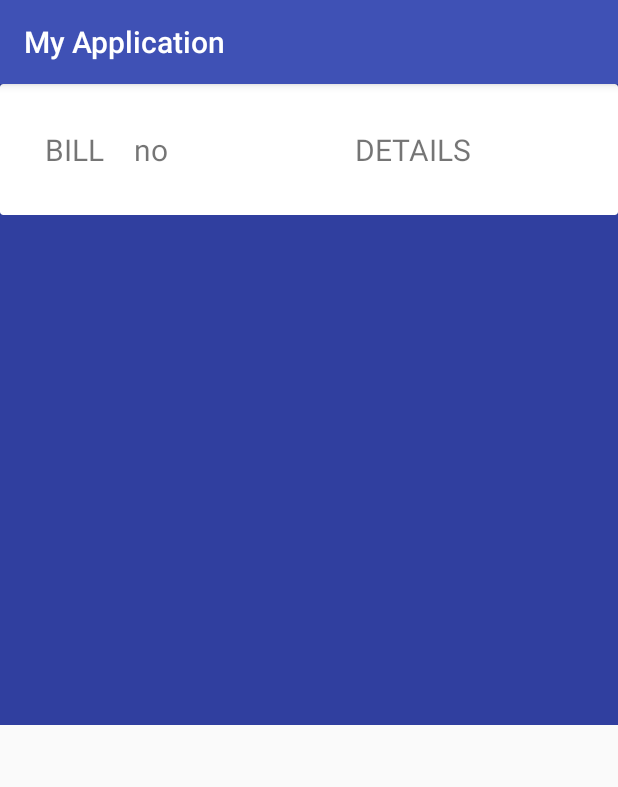
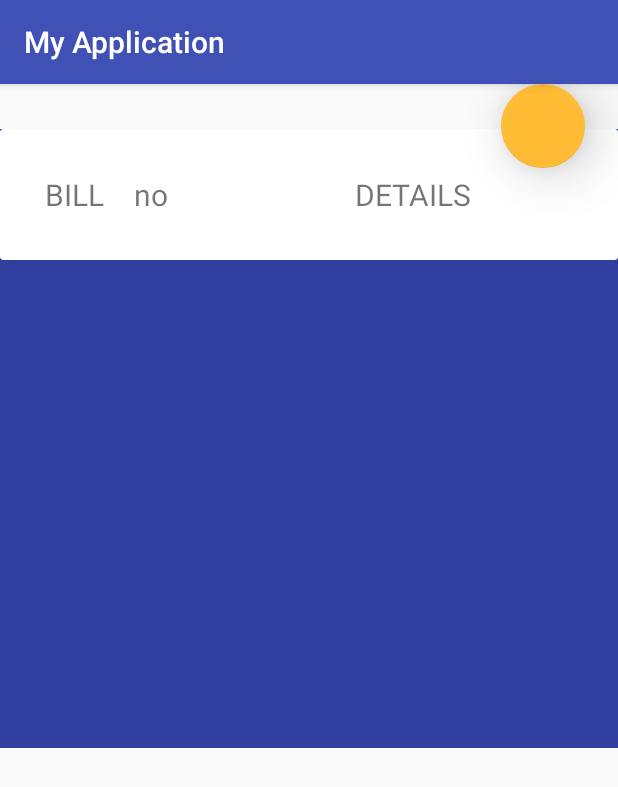
Before and after one commit to Bhavya-Ahir/SpendandShare, an Android app: the GroupData screen opened directly, with no data from a screen before it, on a phone screen of 412 x 824 dp. Shown: the top 787 px of the screen. Run offline under Robolectric (Android 15) with nearby library versions, the light colour scheme and no system bars; 1 statement that could not run was skipped.

Commit message:
ADDINF BILLS TO THE SAME GROUP

```diff
--- a/app/src/main/java/com/example/bhavya/myapplication/GroupData.java
+++ b/app/src/main/java/com/example/bhavya/myapplication/GroupData.java
@@ -1,13 +1,38 @@
 package com.example.bhavya.myapplication;
 
+import android.content.Intent;
 import android.os.Bundle;
+import android.support.design.widget.FloatingActionButton;
 import android.support.v7.app.AppCompatActivity;
+import android.view.View;
+import android.widget.Toast;
 
 public class GroupData extends AppCompatActivity {
 
+    private FloatingActionButton FAB;
+    private String groupName;
     @Override
     protected void onCreate(Bundle savedInstanceState) {
         super.onCreate(savedInstanceState);
         setContentView(R.layout.activity_group_data);
+
+        groupName = getIntent().getStringExtra("Group Name");
+        Toast.makeText(this, groupName, Toast.LENGTH_SHORT).show();
+        FAB = (FloatingActionButton) findViewById(R.id.FAB);
+
+        FAB.setOnClickListener(new View.OnClickListener() {
+            @Override
+            public void onClick(View v) {
+                FABpressed();
+            }
+        });
+    }
+
+    private void FABpressed() {
+
+        Intent i = new Intent(".Add_Bill");
+        i.putExtra("Group Name", groupName);
+        startActivity(i);
+
     }
 }
--- a/app/src/main/java/com/example/bhavya/myapplication/Tab2.java
+++ b/app/src/main/java/com/example/bhavya/myapplication/Tab2.java
@@ -66,12 +66,14 @@ public class Tab2 extends Fragment {
         user_groups.addListenerForSingleValueEvent(new ValueEventListener() {
             @Override
             public void onDataChange(@NonNull DataSnapshot dataSnapshot) {
+
                 for (DataSnapshot groups : dataSnapshot.getChildren()) {
                     String g1 = groups.toString();
-                    g1 = g1.substring(g1.indexOf(":"), g1.indexOf(","));
+                    g1 = g1.substring(g1.indexOf("P") + 2, g1.indexOf(","));
                     item_list list = new item_list(g1);
                     listItems.add(list);
 
+                    po
 
                 }
                 array_adapter g = new array_adapter(listItems, getActivity());
@@ -119,7 +121,7 @@ public class Tab2 extends Fragment {
                 }
                 else{
                     item_list list = new item_list(
-                            subEditText.getText().toString().toUpperCase());
+                            subEditText.getText().toString());
 
                     listItems.add(list);
 
--- a/app/src/main/java/com/example/bhavya/myapplication/array_adapter.java
+++ b/app/src/main/java/com/example/bhavya/myapplication/array_adapter.java
@@ -38,6 +38,7 @@ public class array_adapter extends RecyclerView.Adapter<array_adapter.ViewHolder
 
         final item_list listItem=listItems.get(i);
 
+
         viewHolder.name.setText(listItem.getName());
 
         viewHolder.cardView.setOnClickListener(new View.OnClickListener() {
@@ -45,7 +46,9 @@ public class array_adapter extends RecyclerView.Adapter<array_adapter.ViewHolder
             public void onClick(View v) {
 
                 Intent i = new Intent(".GroupData");
+                i.putExtra("Group Name", listItem.getName());
                 context.startActivity(i);
+
             }
         });
     }
--- a/app/src/main/res/layout/activity_group_data.xml
+++ b/app/src/main/res/layout/activity_group_data.xml
@@ -1,11 +1,35 @@
 <?xml version="1.0" encoding="utf-8"?>
-<LinearLayout xmlns:android="http://schemas.android.com/apk/res/android"
+<RelativeLayout xmlns:android="http://schemas.android.com/apk/res/android"
     xmlns:app="http://schemas.android.com/apk/res-auto"
     xmlns:tools="http://schemas.android.com/tools"
     android:layout_width="match_parent"
     android:layout_height="match_parent"
-    tools:context=".GroupData"
-    android:orientation="vertical">
+    tools:context=".GroupData">
+
+
+    <android.support.design.widget.FloatingActionButton
+        android:id="@+id/FAB"
+        android:layout_width="58dp"
+        android:layout_height="83dp"
+        android:layout_alignParentTop="true"
+        android:layout_alignParentEnd="true"
+        android:layout_marginTop="0dp"
+        android:layout_marginEnd="22dp"
+        android:tint="@color/colorPrimary"
+        app:backgroundTint="@android:color/holo_orange_light"
+        app:elevation="20dp"
+        app:fabSize="normal"
+        app:rippleColor="@color/colorAccent" />
+
+
+    <LinearLayout
+        android:layout_width="match_parent"
+        android:layout_height="match_parent"
+        android:layout_alignParentStart="true"
+        android:layout_marginTop="30dp"
+        android:orientation="vertical"
+        tools:layout_editor_absoluteX="303dp"
+        tools:layout_editor_absoluteY="57dp">
 
 
         <LinearLayout
@@ -14,6 +38,7 @@
             android:layout_weight="1"
             android:background="@color/colorPrimaryDark"
             android:orientation="vertical">
+
 
             <ScrollView
                 android:layout_width="match_parent"
@@ -48,10 +73,10 @@
                         <TextView
                             android:layout_width="wrap_content"
                             android:layout_height="wrap_content"
-                        android:textSize="20sp"
                             android:layout_margin="10sp"
                             android:paddingLeft="100dp"
-                        android:text="DETAILS" />
+                            android:text="DETAILS"
+                            android:textSize="20sp" />
 
                     </LinearLayout>
                 </android.support.v7.widget.CardView>
@@ -80,3 +105,4 @@
 
         </LinearLayout>
     </LinearLayout>
+</RelativeLayout>
```
Also changed, not shown: app/src/main/AndroidManifest.xml (+9 -2 lines), app/src/main/java/com/example/bhavya/myapplication/Add_Bill.java (+83 -1 lines), app/src/main/java/com/example/bhavya/myapplication/Lists_for_bills.java (added, +24 -0 lines), app/src/main/java/com/example/bhavya/myapplication/Settle.java (+5 -2 lines), app/src/main/java/com/example/bhavya/myapplication/Tab1.java (+3 -6 lines), app/src/main/java/com/example/bhavya/myapplication/array_adapter_for_bills.java (added, +92 -0 lines), app/src/main/java/com/example/bhavya/myapplication/createGroup.java (+9 -12 lines), app/src/main/res/layout/activity_add__bill.xml (+24 -3 lines), app/src/main/res/layout/lists_for_bills.xml (added, +37 -0 lines). Lines whose indentation alone changed are shown as unchanged.
